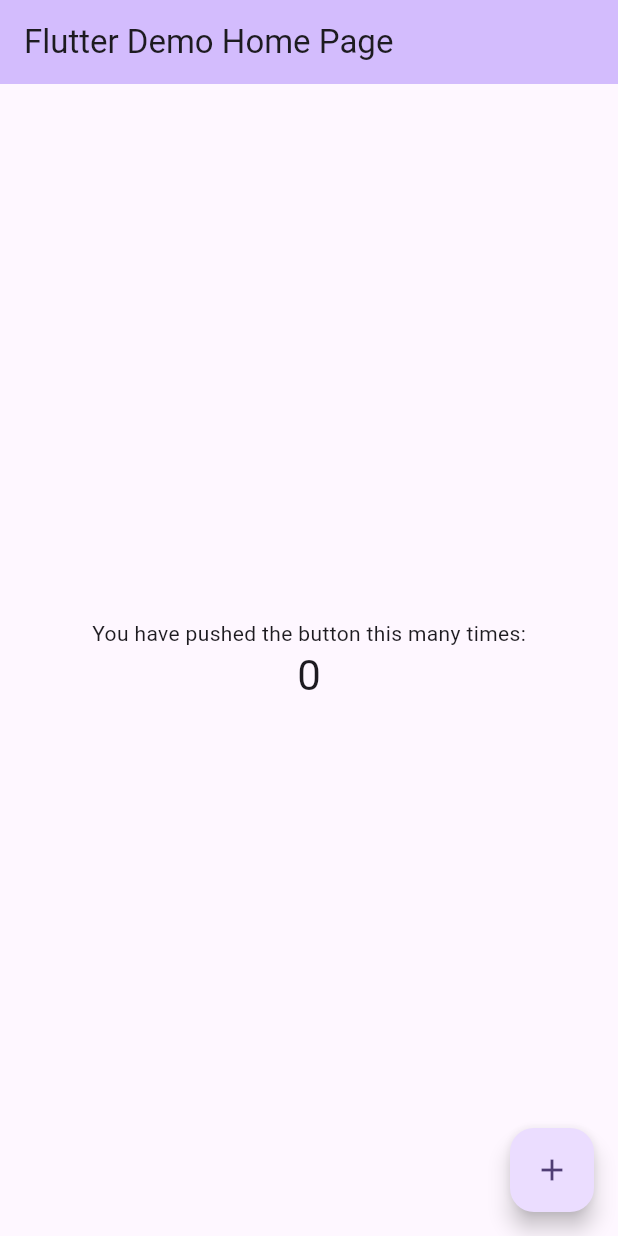
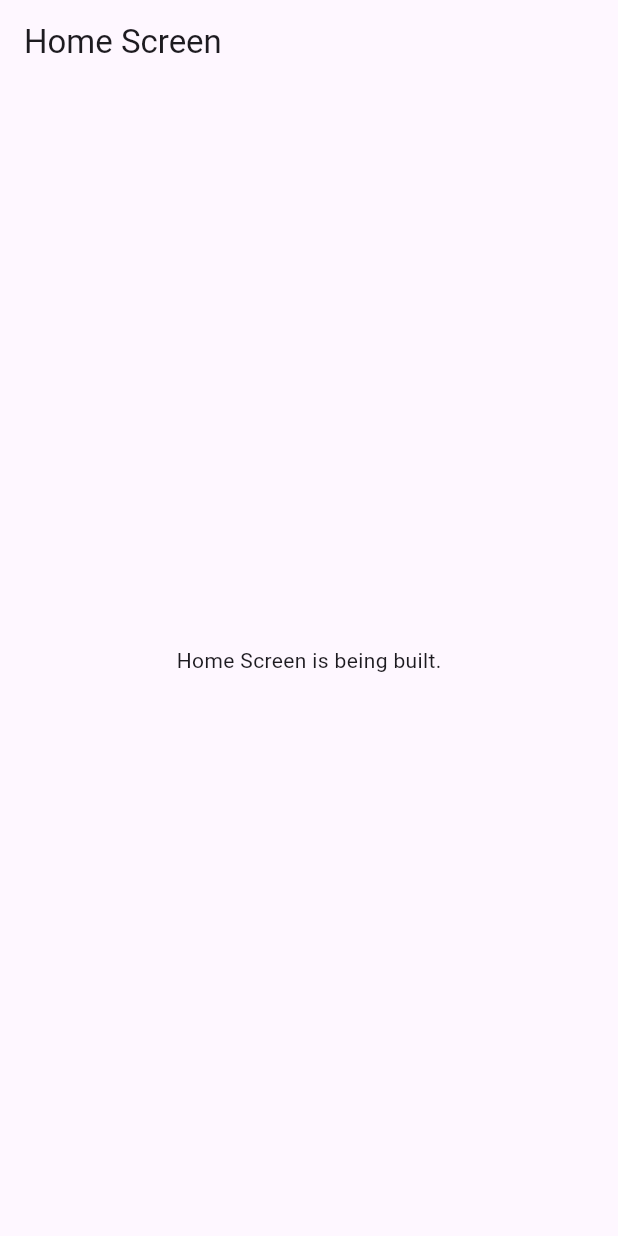
Before and after one commit to ppp3ppj/test_image_app, a Flutter app: the screen it shows after launch, on a phone screen of 412 x 824 dp. Run offline on Flutter 3.47's test engine with Material 3 defaults, Android fonts, the phone set to English and light mode, and no system bars.

Commit message:
add: mvvm example file home screen

```diff
--- a/lib/main.dart
+++ b/lib/main.dart
@@ -1,11 +1,14 @@
 import 'package:flutter/material.dart';
+import 'package:test_image_app/view/screens/home_screen.dart';
+import 'package:test_image_app/view_model/counter_view_model.dart';
 
 void main() {
-  runApp(const MyApp());
+  runApp(MyApp());
 }
 
 class MyApp extends StatelessWidget {
-  const MyApp({super.key});
+  final CounterViewModel _counterViewModel = CounterViewModel();
+  MyApp({super.key});
 
   // This widget is the root of your application.
   @override
@@ -30,7 +33,12 @@
         // tested with just a hot reload.
         colorScheme: ColorScheme.fromSeed(seedColor: Colors.deepPurple),
       ),
-      home: const MyHomePage(title: 'Flutter Demo Home Page'),
+      routes: {
+        // When navigating to the "/" route, build the MyHomePage widget.
+        //'/': (context) => const MyHomePage(title: 'Flutter Demo Home Page'),
+        '/': (context) => HomeScreen(),
+      },
+      //home: const MyHomePage(title: 'Flutter Demo Home Page'),
     );
   }
 }
@@ -54,6 +62,7 @@
 }
 
 class _MyHomePageState extends State<MyHomePage> {
+  final CounterViewModel _counterViewModel = CounterViewModel();
   int _counter = 0;
 
   void _incrementCounter() {
@@ -89,22 +98,9 @@
         // Center is a layout widget. It takes a single child and positions it
         // in the middle of the parent.
         child: Column(
-          // Column is also a layout widget. It takes a list of children and
-          // arranges them vertically. By default, it sizes itself to fit its
-          // children horizontally, and tries to be as tall as its parent.
-          //
-          // Column has various properties to control how it sizes itself and
-          // how it positions its children. Here we use mainAxisAlignment to
-          // center the children vertically; the main axis here is the vertical
-          // axis because Columns are vertical (the cross axis would be
-          // horizontal).
-          //
-          // TRY THIS: Invoke "debug painting" (choose the "Toggle Debug Paint"
-          // action in the IDE, or press "p" in the console), to see the
-          // wireframe for each widget.
           mainAxisAlignment: MainAxisAlignment.center,
           children: <Widget>[
-            const Text('You have pushed the button this many times:'),
+            const Text('You have pushed the button this many times reload:'),
             Text(
               '$_counter',
               style: Theme.of(context).textTheme.headlineMedium,
--- /dev/null
+++ b/lib/view/screens/home_screen.dart
@@ -0,0 +1,24 @@
+import 'package:flutter/material.dart';
+
+class HomeScreen extends StatefulWidget {
+  // This class will be used to build the home screen of the app.
+  // It will contain the UI components and logic for the home screen.
+
+  @override
+  _HomeScreenState createState() => _HomeScreenState();
+}
+
+class _HomeScreenState extends State<HomeScreen> {
+  @override
+  Widget build(BuildContext context) {
+    // Placeholder for building the home screen UI.
+    return Scaffold(
+      appBar: AppBar(
+        title: Text('Home Screen'),
+      ),
+      body: Center(
+        child: Text("Home Screen is being built."),
+      ),
+    );
+  }
+}
--- /dev/null
+++ b/lib/view_model/counter_view_model.dart
@@ -0,0 +1,19 @@
+import 'package:flutter/material.dart';
+
+class CounterViewModel extends ChangeNotifier {
+  int _counter = 0;
+
+  int get counter => _counter;
+
+  void incrementCounter() {
+    _counter++;
+    notifyListeners();
+  }
+
+  void decrementCounter() {
+    if (_counter > 0) {
+      _counter--;
+      notifyListeners();
+    }
+  }
+}
```
Also changed, not shown: 1 other file.
